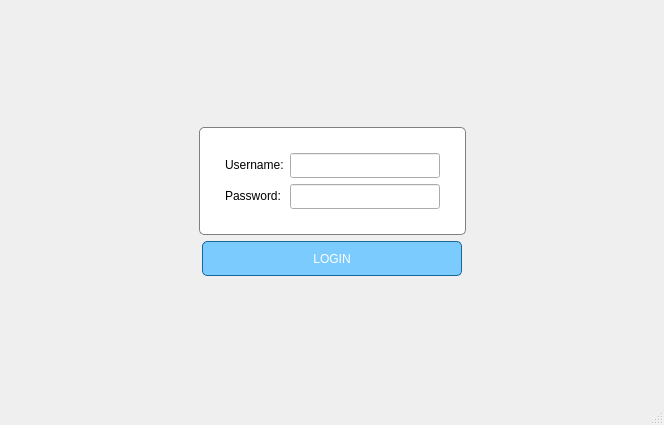
First picture: the form in mainwindow_login.ui, repository truongkutetk97/qt5_finalproject, before the edit.
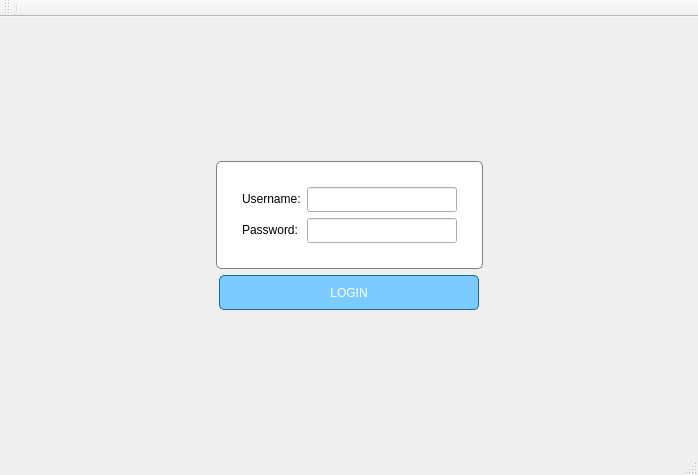
Second picture: the form after the edit.

Commit message: add background of login windows

Patch:
```diff
--- a/mainwindow_login.ui
+++ b/mainwindow_login.ui
@@ -6,13 +6,19 @@
    <rect>
     <x>0</x>
     <y>0</y>
-    <width>664</width>
-    <height>425</height>
+    <width>698</width>
+    <height>475</height>
    </rect>
   </property>
   <property name="windowTitle">
    <string>MainWindow_login</string>
   </property>
+  <property name="autoFillBackground">
+   <bool>true</bool>
+  </property>
+  <property name="styleSheet">
+   <string notr="true"/>
+  </property>
   <widget class="QWidget" name="centralwidget">
    <layout class="QVBoxLayout" name="verticalLayout">
     <item>
@@ -199,6 +205,18 @@
    </property>
   </widget>
   <widget class="QStatusBar" name="statusbar"/>
+  <widget class="QToolBar" name="toolBar">
+   <property name="windowTitle">
+    <string>toolBar</string>
+   </property>
+   <attribute name="toolBarArea">
+    <enum>TopToolBarArea</enum>
+   </attribute>
+   <attribute name="toolBarBreak">
+    <bool>false</bool>
+   </attribute>
+   <addaction name="separator"/>
+  </widget>
  </widget>
  <resources/>
  <connections/>
```
Left out of the diff: 18 changed lines with no effect on the pictures. The commit also changes 8 other files.
